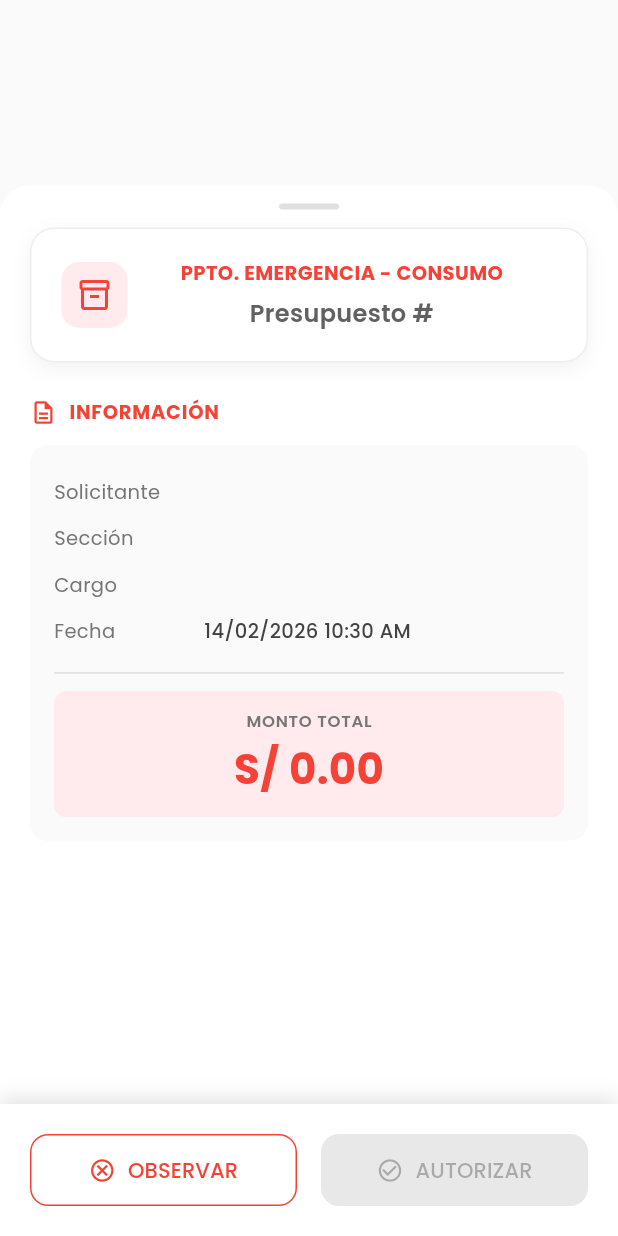
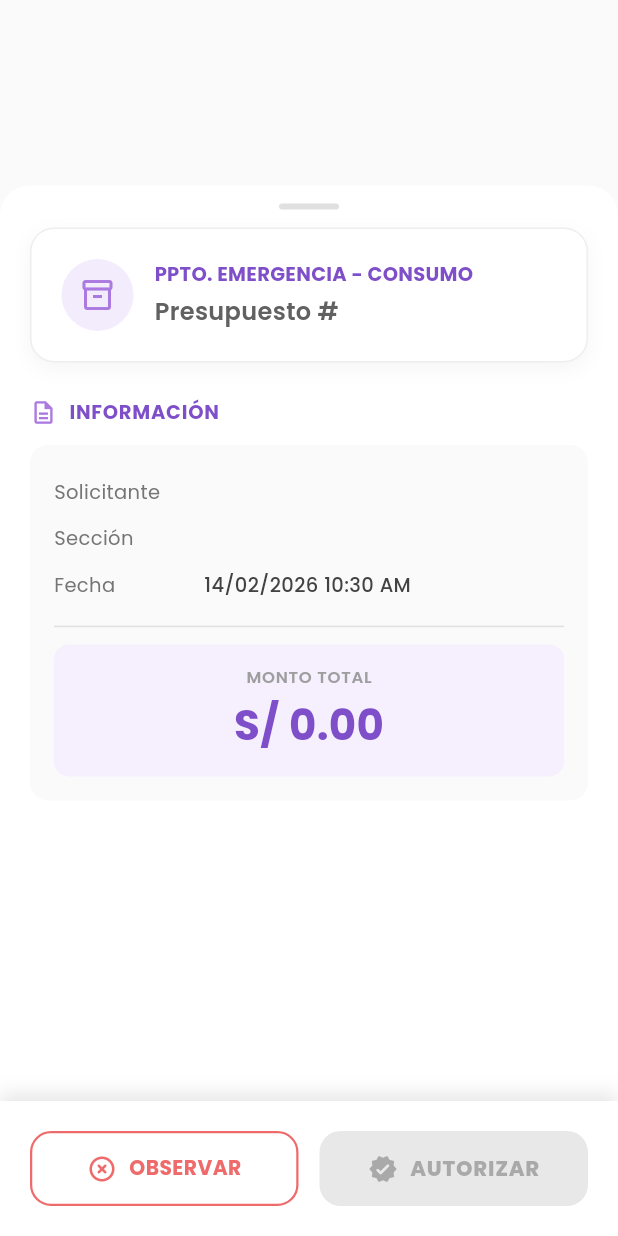
Before and after one commit to JohanChiritoGuerra/sigerp_flutter, a Flutter app: the PresupuestoDetalleModal widget shown alone on an empty page, opened directly with empty values, on a phone screen of 412 x 824 dp. Run offline on Flutter 3.47's test engine with Material 3 defaults, Android fonts, the phone set to English and light mode, and no system bars; our stand-ins replace flutter_secure_storage, google_fonts; accounts and stored records are empty.

Commit message:
diseño final de presupuesto de emergencia

```diff
--- a/lib/core/utils/constants.dart
+++ b/lib/core/utils/constants.dart
@@ -74,14 +74,17 @@ class AppColors {
   // ========== COLORES PRINCIPALES ==========
   // Ver: documentation/General/PALETA_DE_COLORES.md
 
-  /// Verde primario - AppBar, botones principales, iconos activos
-  static const int primaryColor = 0xFF2EAD4B;
+  /// Azul primario - AppBar, botones principales, iconos activos
+  /// Opciones: Azul 0xFF1565C0 | Verde 0xFF2EAD4B
+  static const int primaryColor = 0xFF1565C0;
 
-  /// Verde primario claro - Hover states, fondos destacados
-  static const int primaryLightColor = 0xFF4CAF50;
+  /// Azul primario claro - Hover states, fondos destacados
+  /// Opciones: Azul 0xFF1E88E5 | Verde 0xFF4CAF50
+  static const int primaryLightColor = 0xFF1E88E5;
 
-  /// Verde primario oscuro - Textos importantes, encabezados
-  static const int primaryDarkColor = 0xFF1B5E20;
+  /// Azul primario oscuro - Textos importantes, encabezados
+  /// Opciones: Azul 0xFF0D47A1 | Verde 0xFF1B5E20
+  static const int primaryDarkColor = 0xFF0D47A1;
 
   /// Color secundario - Textos del cuerpo
   static const int secondaryColor = 0xFF424242;
@@ -109,10 +112,12 @@ class AppColors {
   // ========== COLORES DE TEXTO ==========
 
   /// Títulos principales, encabezados destacados
-  static const int textPrimaryColor = 0xFF1B5E20;
+  /// Opciones: Azul 0xFF0D47A1 | Verde 0xFF1B5E20
+  static const int textPrimaryColor = 0xFF0D47A1;
 
   /// Subtítulos, enlaces
-  static const int textSecondaryColor = 0xFF2EAD4B;
+  /// Opciones: Azul 0xFF1565C0 | Verde 0xFF2EAD4B
+  static const int textSecondaryColor = 0xFF1565C0;
 
   /// Texto general del cuerpo
   static const int textBodyColor = 0xFF424242;
--- a/lib/modules/presupuestos_emergencia/widgets/presupuesto_detalle_modal.dart
+++ b/lib/modules/presupuestos_emergencia/widgets/presupuesto_detalle_modal.dart
@@ -1,6 +1,21 @@
 import 'package:flutter/material.dart';
 import '../../../core/utils/constants.dart';
 import '../models/presupuesto_emergencia.dart';
+
+/// Paleta pastel por tipo (misma que el card)
+class _ModalPastel {
+  final Color acento;
+  final Color fondoIcono;
+  final Color fondoMonto;
+  final Color textoMonto;
+
+  const _ModalPastel({
+    required this.acento,
+    required this.fondoIcono,
+    required this.fondoMonto,
+    required this.textoMonto,
+  });
+}
 
 class PresupuestoDetalleModal extends StatelessWidget {
   final PresupuestoEmergencia presupuesto;
@@ -17,6 +32,27 @@ class PresupuestoDetalleModal extends StatelessWidget {
     this.onAutorizar,
     this.onObservar,
   });
+
+  static const Map<TipoPresupuestoEmergencia, _ModalPastel> _paleta = {
+    TipoPresupuestoEmergencia.consumo: _ModalPastel(
+      acento: Color(0xFFAB7AE0),
+      fondoIcono: Color(0xFFF3ECFC),
+      fondoMonto: Color(0xFFF5EFFE),
+      textoMonto: Color(0xFF7E4FC9),
+    ),
+    TipoPresupuestoEmergencia.inversiones: _ModalPastel(
+      acento: Color(0xFFE8915A),
+      fondoIcono: Color(0xFFFDF0E8),
+      fondoMonto: Color(0xFFFEF3EC),
+      textoMonto: Color(0xFFC06D34),
+    ),
+    TipoPresupuestoEmergencia.servicioTercero: _ModalPastel(
+      acento: Color(0xFFE57373),
+      fondoIcono: Color(0xFFFCECEC),
+      fondoMonto: Color(0xFFFDEEEE),
+      textoMonto: Color(0xFFD32F2F),
+    ),
+  };
 
   @override
   Widget build(BuildContext context) {
@@ -111,8 +147,7 @@ class PresupuestoDetalleModal extends StatelessWidget {
   }
 
   Widget _buildHeader() {
-    const Color rojoPresupuesto = Color(0xFFF44336);
-    const Color rojoClaroPresupuesto = Color(0xFFFFEBEE);
+    final pastel = _paleta[presupuesto.tipoPresupuesto]!;
 
     return Container(
       width: double.infinity,
@@ -126,7 +161,7 @@ class PresupuestoDetalleModal extends StatelessWidget {
         ),
         boxShadow: [
           BoxShadow(
-            color: Colors.black.withOpacity(0.05),
+            color: Colors.black.withOpacity(0.04),
             blurRadius: 10,
             offset: const Offset(0, 4),
           ),
@@ -135,37 +170,37 @@ class PresupuestoDetalleModal extends StatelessWidget {
       child: Row(
         crossAxisAlignment: CrossAxisAlignment.center,
         children: [
-          // Icono de tipo (rojo, alineado a la izquierda)
+          // Icono de tipo con color pastel
           Container(
-            padding: const EdgeInsets.all(10),
+            padding: const EdgeInsets.all(12),
             decoration: BoxDecoration(
-              color: rojoClaroPresupuesto,
-              borderRadius: BorderRadius.circular(12),
+              color: pastel.fondoIcono,
+              shape: BoxShape.circle,
             ),
             child: Icon(
               presupuesto.tipoPresupuesto.icon,
-              color: rojoPresupuesto,
+              color: pastel.acento,
               size: 24,
             ),
           ),
-          // Textos centrados
+          const SizedBox(width: 14),
+          // Textos
           Expanded(
             child: Column(
+              crossAxisAlignment: CrossAxisAlignment.start,
               children: [
                 Text(
                   presupuesto.tipoPresupuesto.label,
-                  textAlign: TextAlign.center,
-                  style: const TextStyle(
+                  style: TextStyle(
                     fontSize: 13,
                     fontWeight: FontWeight.w700,
-                    color: rojoPresupuesto,
-                    letterSpacing: 0.3,
+                    color: pastel.textoMonto,
+                    letterSpacing: 0.2,
                   ),
                 ),
-                const SizedBox(height: 6),
+                const SizedBox(height: 4),
                 Text(
                   'Presupuesto #${presupuesto.codigo}',
-                  textAlign: TextAlign.center,
                   style: TextStyle(
                     fontSize: 16,
                     fontWeight: FontWeight.w600,
@@ -185,20 +220,20 @@ class PresupuestoDetalleModal extends StatelessWidget {
     required String titulo,
     required Widget child,
   }) {
-    const Color rojoPresupuesto = Color(0xFFF44336);
+    final pastel = _paleta[presupuesto.tipoPresupuesto]!;
     return Column(
       crossAxisAlignment: CrossAxisAlignment.start,
       children: [
         Row(
           children: [
-            Icon(icono, size: 18, color: rojoPresupuesto),
+            Icon(icono, size: 18, color: pastel.acento),
             const SizedBox(width: 8),
             Text(
               titulo,
-              style: const TextStyle(
+              style: TextStyle(
                 fontSize: 13,
                 fontWeight: FontWeight.bold,
-                color: rojoPresupuesto,
+                color: pastel.textoMonto,
                 letterSpacing: 0.5,
               ),
             ),
@@ -221,17 +256,17 @@ class PresupuestoDetalleModal extends StatelessWidget {
         children: [
           _buildInfoRow('Solicitante', presupuesto.solicitante.nombreCompleto),
           _buildInfoRow('Sección', presupuesto.solicitante.seccion),
-          if (presupuesto.solicitante.cargo != null)
-            _buildInfoRow('Cargo', presupuesto.solicitante.cargo!),
           _buildInfoRow('Fecha', presupuesto.fechaHoraFormateada),
           const Divider(height: 24),
           // Monto total destacado
-          Container(
+          Builder(builder: (_) {
+            final p = _paleta[presupuesto.tipoPresupuesto]!;
+            return Container(
               width: double.infinity,
-            padding: const EdgeInsets.symmetric(vertical: 12),
+              padding: const EdgeInsets.symmetric(vertical: 14),
               decoration: BoxDecoration(
-              color: presupuesto.prioridad.colorClaro,
-              borderRadius: BorderRadius.circular(8),
+                color: p.fondoMonto,
+                borderRadius: BorderRadius.circular(10),
               ),
               child: Column(
                 children: [
@@ -240,7 +275,7 @@ class PresupuestoDetalleModal extends StatelessWidget {
                     style: TextStyle(
                       fontSize: 11,
                       fontWeight: FontWeight.w600,
-                    color: Colors.grey[600],
+                      color: Colors.grey[500],
                       letterSpacing: 0.5,
                     ),
                   ),
@@ -250,12 +285,13 @@ class PresupuestoDetalleModal extends StatelessWidget {
                     style: TextStyle(
                       fontSize: 28,
                       fontWeight: FontWeight.bold,
-                    color: presupuesto.prioridad.color,
+                      color: p.textoMonto,
                     ),
                   ),
                 ],
               ),
-          ),
+            );
+          }),
         ],
       ),
     );
@@ -333,7 +369,7 @@ class PresupuestoDetalleModal extends StatelessWidget {
                     color: Colors.white,
                     borderRadius: BorderRadius.circular(8),
                     border: Border.all(
-                      color: presupuesto.prioridad.color.withOpacity(0.2),
+                      color: _paleta[presupuesto.tipoPresupuesto]!.acento.withOpacity(0.2),
                       width: 1,
                     ),
                   ),
@@ -344,7 +380,7 @@ class PresupuestoDetalleModal extends StatelessWidget {
                         width: 6,
                         height: 6,
                         decoration: BoxDecoration(
-                          color: presupuesto.prioridad.color,
+                          color: _paleta[presupuesto.tipoPresupuesto]!.acento,
                           shape: BoxShape.circle,
                         ),
                       ),
@@ -367,7 +403,7 @@ class PresupuestoDetalleModal extends StatelessWidget {
                         style: TextStyle(
                           fontSize: 13,
                           fontWeight: FontWeight.w700,
-                          color: presupuesto.prioridad.color,
+                          color: _paleta[presupuesto.tipoPresupuesto]!.textoMonto,
                         ),
                       ),
                     ],
@@ -379,10 +415,12 @@ class PresupuestoDetalleModal extends StatelessWidget {
           }),
           // Total
           const SizedBox(height: 12),
-          Container(
+          Builder(builder: (_) {
+            final p = _paleta[presupuesto.tipoPresupuesto]!;
+            return Container(
               padding: const EdgeInsets.symmetric(vertical: 12, horizontal: 16),
               decoration: BoxDecoration(
-              color: presupuesto.prioridad.color.withOpacity(0.1),
+                color: p.fondoMonto,
                 borderRadius: BorderRadius.circular(8),
               ),
               child: Row(
@@ -393,7 +431,7 @@ class PresupuestoDetalleModal extends StatelessWidget {
                     style: TextStyle(
                       fontSize: 13,
                       fontWeight: FontWeight.w700,
-                    color: presupuesto.prioridad.color,
+                      color: p.textoMonto,
                     ),
                   ),
                   Text(
@@ -401,12 +439,13 @@ class PresupuestoDetalleModal extends StatelessWidget {
                     style: TextStyle(
                       fontSize: 15,
                       fontWeight: FontWeight.bold,
-                    color: presupuesto.prioridad.color,
+                      color: p.textoMonto,
                     ),
                   ),
                 ],
               ),
-          ),
+            );
+          }),
         ],
       ),
     );
@@ -576,6 +615,7 @@ class PresupuestoDetalleModal extends StatelessWidget {
   }
 
   Widget _buildBotonesAccion(BuildContext context) {
+    final pastel = _paleta[presupuesto.tipoPresupuesto]!;
     return Container(
       padding: const EdgeInsets.all(20),
       decoration: BoxDecoration(
@@ -597,31 +637,47 @@ class PresupuestoDetalleModal extends StatelessWidget {
                 Navigator.pop(context);
                 onObservar?.call();
               },
-              icon: const Icon(Icons.cancel_outlined),
-              label: const Text('OBSERVAR'),
+              icon: const Icon(Icons.highlight_off_rounded, size: 20),
+              label: const Text(
+                'OBSERVAR',
+                style: TextStyle(
+                  fontWeight: FontWeight.w700,
+                  fontSize: 13.5,
+                  letterSpacing: 0.3,
+                ),
+              ),
               style: OutlinedButton.styleFrom(
-                foregroundColor: Color(AppColors.errorColor),
-                side: BorderSide(color: Color(AppColors.errorColor)),
-                padding: const EdgeInsets.symmetric(vertical: 14),
+                foregroundColor: const Color(0xFFEF6B6B),
+                side: const BorderSide(color: Color(0xFFEF6B6B), width: 1.5),
+                padding: const EdgeInsets.symmetric(vertical: 15),
                 shape: RoundedRectangleBorder(
-                  borderRadius: BorderRadius.circular(12),
+                  borderRadius: BorderRadius.circular(14),
                 ),
               ),
             ),
           ),
-          const SizedBox(width: 16),
+          const SizedBox(width: 14),
           // Botón Autorizar
           Expanded(
             child: ElevatedButton.icon(
               onPressed: onAutorizar,
-              icon: const Icon(Icons.check_circle_outline),
-              label: const Text('AUTORIZAR'),
+              icon: const Icon(Icons.verified_rounded, size: 20),
+              label: const Text(
+                'AUTORIZAR',
+                style: TextStyle(
+                  fontWeight: FontWeight.w800,
+                  fontSize: 14,
+                  letterSpacing: 0.5,
+                ),
+              ),
               style: ElevatedButton.styleFrom(
-                backgroundColor: Color(AppColors.successColor),
+                backgroundColor: pastel.acento,
                 foregroundColor: Colors.white,
-                padding: const EdgeInsets.symmetric(vertical: 14),
+                elevation: 2,
+                shadowColor: pastel.acento.withOpacity(0.4),
+                padding: const EdgeInsets.symmetric(vertical: 15),
                 shape: RoundedRectangleBorder(
-                  borderRadius: BorderRadius.circular(12),
+                  borderRadius: BorderRadius.circular(14),
                 ),
               ),
             ),
```
Also changed, not shown: lib/modules/auth/login_screen.dart (+55 -14 lines), lib/modules/presupuestos_emergencia/widgets/presupuesto_emergencia_card.dart (+152 -172 lines), 1 other file. Lines whose indentation alone changed are shown as unchanged.
